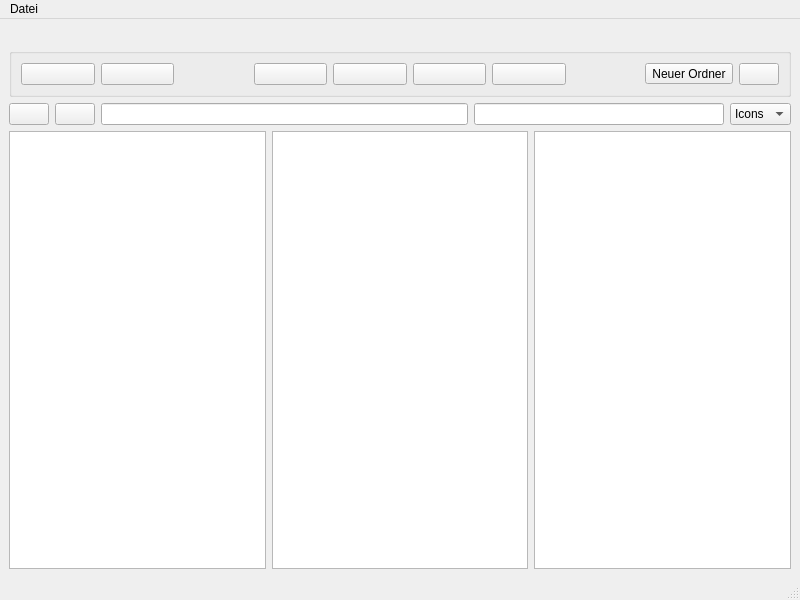
Qt form stegano_gui/mainwindow.ui (Bonoolu/SteganoFS) before a commit.
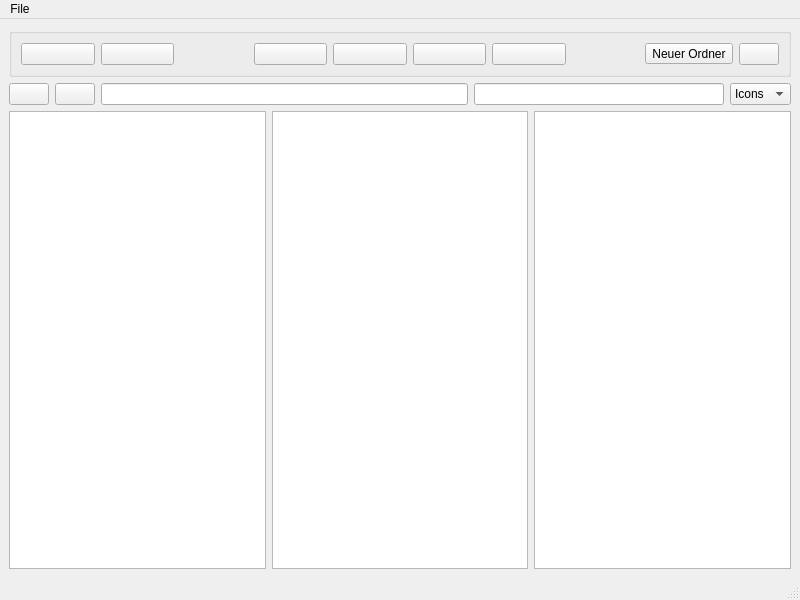
The same form after that commit. Icons and pictures are not drawn.

Commit message: altered order of actions in menubar

What changed in the file:
```diff
--- a/stegano_gui/mainwindow.ui
+++ b/stegano_gui/mainwindow.ui
@@ -21,13 +21,6 @@
   </property>
   <widget class="QWidget" name="centralwidget">
    <layout class="QVBoxLayout" name="verticalLayout_2">
-    <item>
-     <widget class="QLabel" name="logoLabel">
-      <property name="text">
-       <string/>
-      </property>
-     </widget>
-    </item>
     <item>
      <layout class="QVBoxLayout" name="verticalLayout">
       <item>
@@ -360,7 +353,7 @@
    </property>
    <widget class="QMenu" name="menuDatei">
     <property name="title">
-     <string>Datei</string>
+     <string>File</string>
     </property>
     <addaction name="separator"/>
     <addaction name="actionMount"/>
```
Left out of the diff: 2 changed lines with no effect on the pictures.
